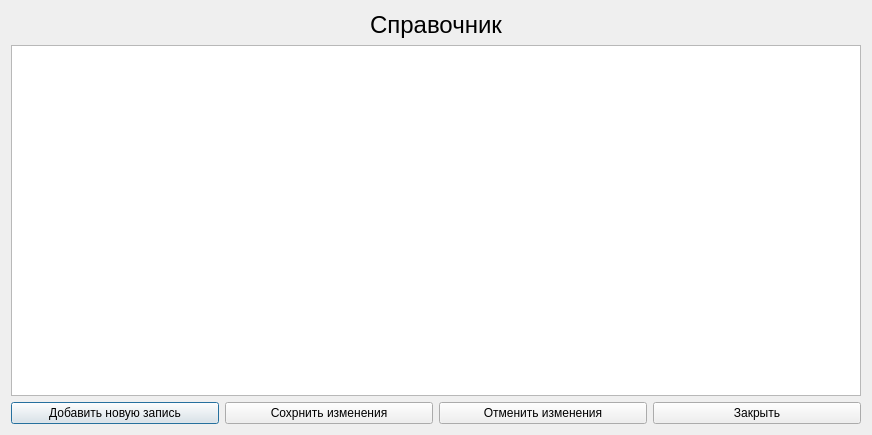
Qt form TournamentManager/handbookdialog.ui (BarsukAlexey/xelarogi) before a commit.
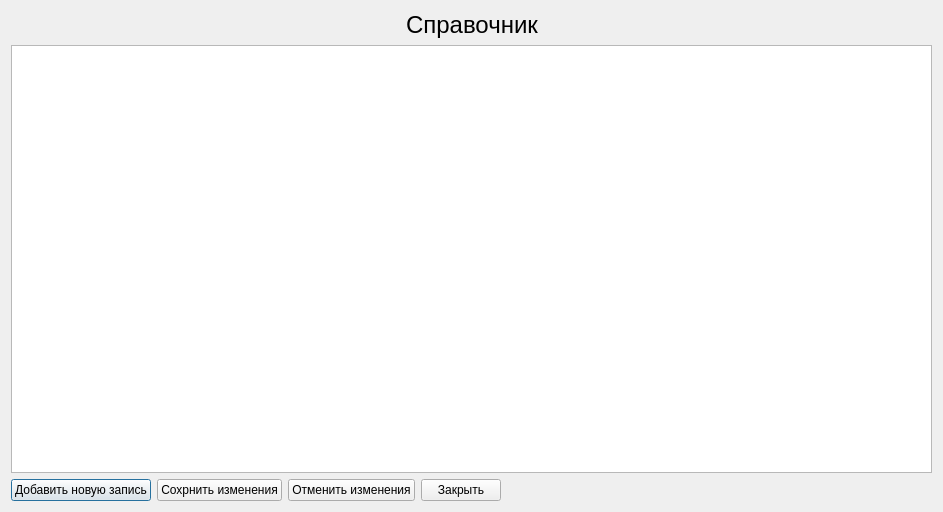
The same form after that commit.

Patch:
```diff
--- a/TournamentManager/handbookdialog.ui
+++ b/TournamentManager/handbookdialog.ui
@@ -6,8 +6,8 @@
    <rect>
     <x>0</x>
     <y>0</y>
-    <width>872</width>
-    <height>435</height>
+    <width>943</width>
+    <height>512</height>
    </rect>
   </property>
   <property name="windowTitle">
@@ -99,6 +99,19 @@
        </property>
       </widget>
      </item>
+     <item>
+      <spacer name="horizontalSpacer_3">
+       <property name="orientation">
+        <enum>Qt::Horizontal</enum>
+       </property>
+       <property name="sizeHint" stdset="0">
+        <size>
+         <width>40</width>
+         <height>20</height>
+        </size>
+       </property>
+      </spacer>
+     </item>
     </layout>
    </item>
   </layout>
```
